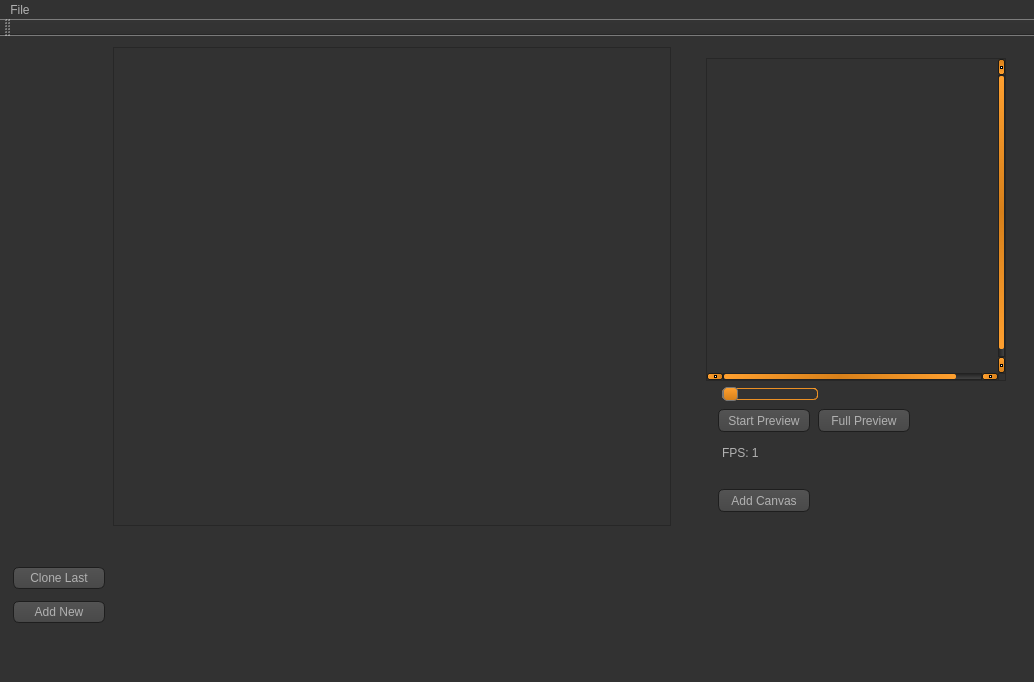
This is mainwindow.ui in jacobthebrown/Jotoshop as Qt 5 draws it before an edit. The edited form follows.
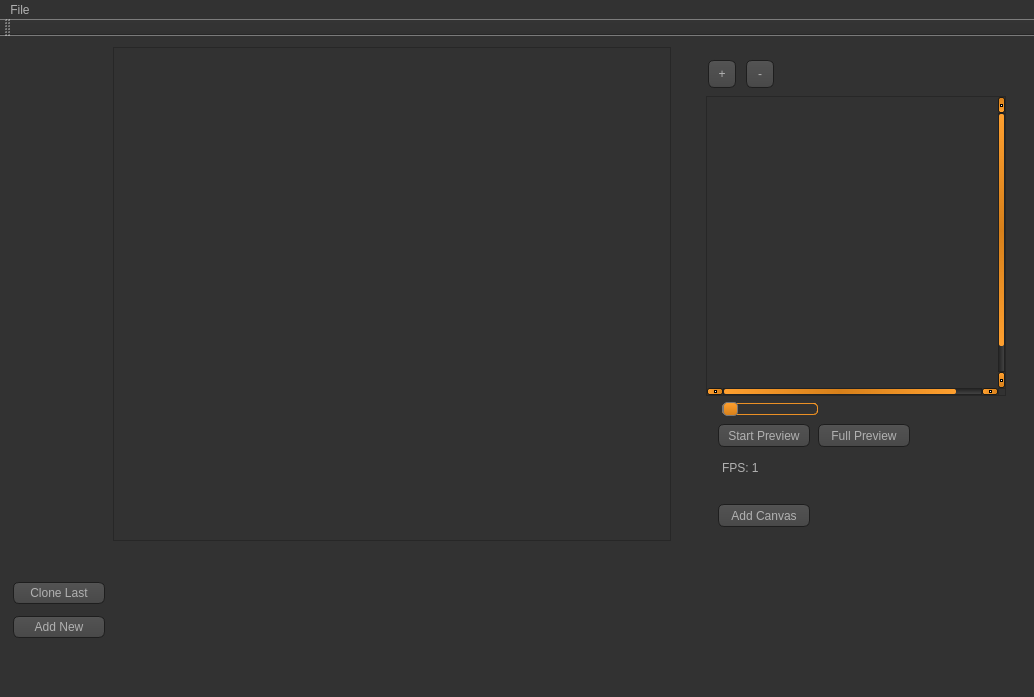
This is the edited form. Icons and pictures are not drawn. Custom widgets are drawn as their Qt base class.

```diff
--- a/mainwindow.ui
+++ b/mainwindow.ui
@@ -7,7 +7,7 @@
     <x>0</x>
     <y>0</y>
     <width>1034</width>
-    <height>682</height>
+    <height>697</height>
    </rect>
   </property>
   <property name="mouseTracking">
@@ -1037,7 +1037,10 @@
        </layout>
       </item>
       <item>
-       <layout class="QVBoxLayout" name="Middle_horzLayout">
+       <layout class="QVBoxLayout" name="verticalLayout_3">
+        <property name="sizeConstraint">
+         <enum>QLayout::SetMinimumSize</enum>
+        </property>
         <item>
          <widget class="QScrollArea" name="scrollArea">
           <property name="widgetResizable">
@@ -1049,28 +1052,34 @@
              <x>0</x>
              <y>0</y>
              <width>328</width>
-             <height>471</height>
+             <height>486</height>
             </rect>
            </property>
+           <property name="sizePolicy">
+            <sizepolicy hsizetype="Ignored" vsizetype="Ignored">
+             <horstretch>0</horstretch>
+             <verstretch>0</verstretch>
+            </sizepolicy>
+           </property>
            <widget class="QWidgetCanvas" name="Canvas" native="true">
             <property name="geometry">
              <rect>
-              <x>60</x>
-              <y>50</y>
-              <width>120</width>
-              <height>80</height>
+              <x>10</x>
+              <y>10</y>
+              <width>158</width>
+              <height>78</height>
              </rect>
             </property>
             <property name="sizePolicy">
-             <sizepolicy hsizetype="Fixed" vsizetype="Fixed">
+             <sizepolicy hsizetype="Ignored" vsizetype="Ignored">
               <horstretch>0</horstretch>
               <verstretch>0</verstretch>
              </sizepolicy>
             </property>
             <property name="maximumSize">
              <size>
-              <width>500</width>
-              <height>500</height>
+              <width>300</width>
+              <height>300</height>
              </size>
             </property>
            </widget>
@@ -1097,10 +1106,74 @@
           <height>16777215</height>
          </size>
         </property>
-        <layout class="QVBoxLayout" name="Right_horzLayout" stretch="0,0">
+        <layout class="QVBoxLayout" name="Right_horzLayout" stretch="0,0,0">
          <property name="sizeConstraint">
           <enum>QLayout::SetMinimumSize</enum>
          </property>
+         <item>
+          <layout class="QHBoxLayout" name="scaleLayout">
+           <property name="spacing">
+            <number>6</number>
+           </property>
+           <item>
+            <widget class="QPushButton" name="canvas_GrowButton">
+             <property name="minimumSize">
+              <size>
+               <width>32</width>
+               <height>32</height>
+              </size>
+             </property>
+             <property name="maximumSize">
+              <size>
+               <width>32</width>
+               <height>32</height>
+              </size>
+             </property>
+             <property name="text">
+              <string>+</string>
+             </property>
+            </widget>
+           </item>
+           <item>
+            <widget class="QPushButton" name="canvas_ShrinkButton">
+             <property name="minimumSize">
+              <size>
+               <width>32</width>
+               <height>32</height>
+              </size>
+             </property>
+             <property name="maximumSize">
+              <size>
+               <width>32</width>
+               <height>32</height>
+              </size>
+             </property>
+             <property name="sizeIncrement">
+              <size>
+               <width>0</width>
+               <height>0</height>
+              </size>
+             </property>
+             <property name="text">
+              <string>-</string>
+             </property>
+            </widget>
+           </item>
+           <item>
+            <spacer name="horizontalSpacer">
+             <property name="orientation">
+              <enum>Qt::Horizontal</enum>
+             </property>
+             <property name="sizeHint" stdset="0">
+              <size>
+               <width>40</width>
+               <height>20</height>
+              </size>
+             </property>
+            </spacer>
+           </item>
+          </layout>
+         </item>
          <item>
           <widget class="QScrollArea" name="scrollArea_2">
            <property name="sizePolicy">
```
Left out of the diff: 2 changed lines with no effect on the pictures.
